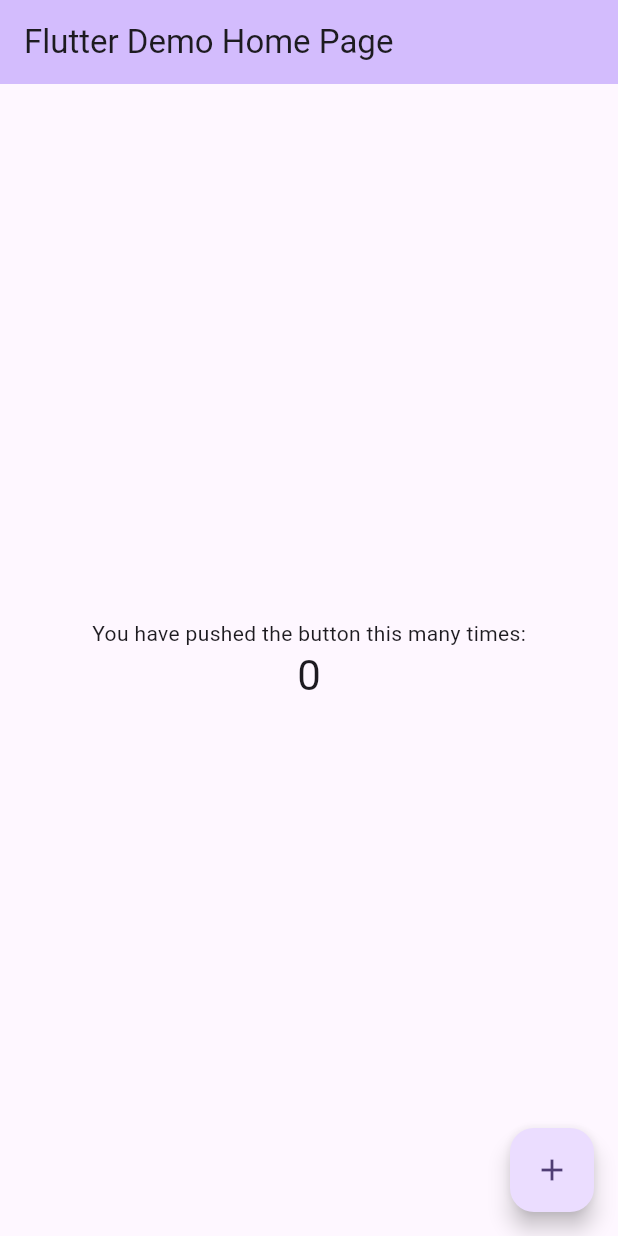
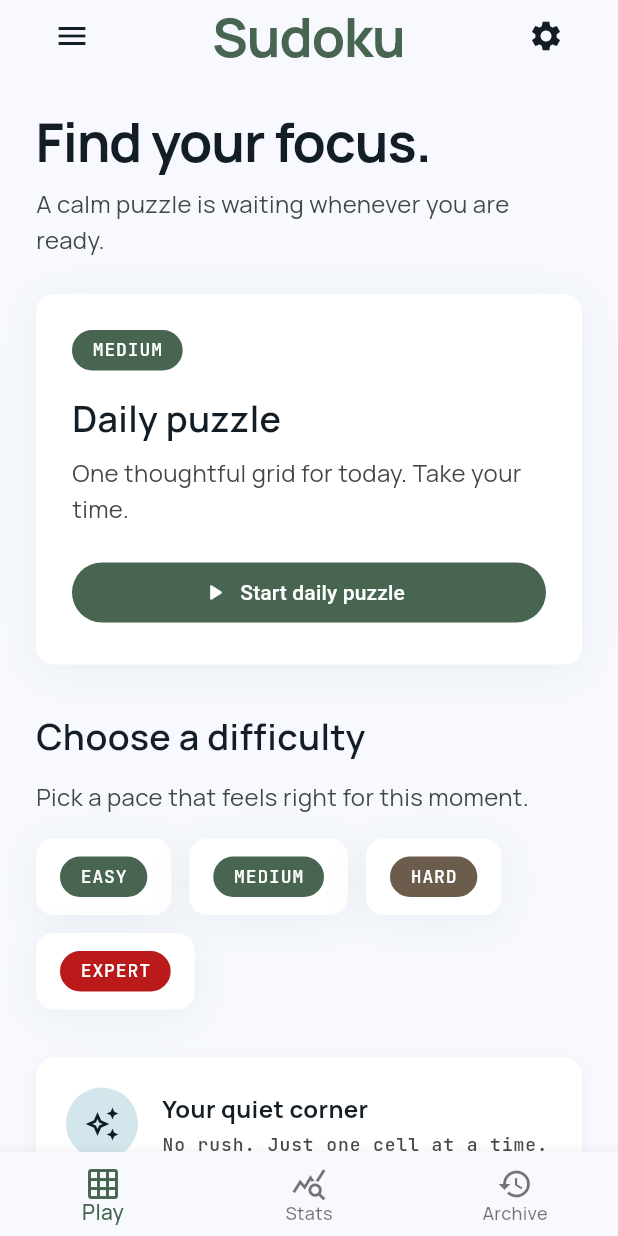
Before and after one commit to Harshit-SE/Sudoko-game, a Flutter app: the screen it shows after launch, on a phone screen of 412 x 824 dp. Run offline on Flutter 3.47's test engine with Material 3 defaults, Android fonts, the phone set to English and light mode, and no system bars; our stand-ins replace go_router, google_fonts.

Commit message:
feat: implement phase 4 UI

```diff
--- a/lib/core/navigation/app_router.dart
+++ b/lib/core/navigation/app_router.dart
@@ -1,5 +1,7 @@
 import 'package:flutter/material.dart';
 import 'package:go_router/go_router.dart';
+
+import '../../features/play/presentation/main_menu_screen.dart';
 
 // Global navigator keys for routing hierarchy
 final GlobalKey<NavigatorState> _rootNavigatorKey = GlobalKey<NavigatorState>(debugLabel: 'root');
@@ -41,9 +43,7 @@ final goRouter = GoRouter(
           routes: [
             GoRoute(
               path: '/',
-              builder: (context, state) => const Scaffold(
-                body: Center(child: Text('Main Menu Screen - Phase 3')),
-              ),
+              builder: (context, state) => const MainMenuScreen(),
             ),
           ],
         ),
--- a/lib/core/theme/app_shadows.dart
+++ b/lib/core/theme/app_shadows.dart
@@ -4,7 +4,7 @@ abstract class AppShadows {
   // Brand Shadows (Primary Green Tinted)
   static final List<BoxShadow> zenShadow = [
     BoxShadow(
-      color: const Color(0xFF476550).withOpacity(0.08),
+      color: const Color(0xFF476550).withValues(alpha: 0.08),
       offset: const Offset(0, 4),
       blurRadius: 24,
     ),
@@ -12,7 +12,7 @@ abstract class AppShadows {
 
   static final List<BoxShadow> zenShadowHover = [
     BoxShadow(
-      color: const Color(0xFF476550).withOpacity(0.12),
+      color: const Color(0xFF476550).withValues(alpha: 0.12),
       offset: const Offset(0, 8),
       blurRadius: 32,
     ),
@@ -21,12 +21,12 @@ abstract class AppShadows {
   // Neutral Shadows
   static final List<BoxShadow> zenCard = [
     BoxShadow(
-      color: const Color(0xFF131D25).withOpacity(0.03),
+      color: const Color(0xFF131D25).withValues(alpha: 0.03),
       offset: const Offset(0, 4),
       blurRadius: 12,
     ),
     BoxShadow(
-      color: const Color(0xFF131D25).withOpacity(0.02),
+      color: const Color(0xFF131D25).withValues(alpha: 0.02),
       offset: const Offset(0, 1),
       blurRadius: 3,
     ),
@@ -34,12 +34,12 @@ abstract class AppShadows {
 
   static final List<BoxShadow> zenCardHover = [
     BoxShadow(
-      color: const Color(0xFF131D25).withOpacity(0.05),
+      color: const Color(0xFF131D25).withValues(alpha: 0.05),
       offset: const Offset(0, 8),
       blurRadius: 24,
     ),
     BoxShadow(
-      color: const Color(0xFF131D25).withOpacity(0.03),
+      color: const Color(0xFF131D25).withValues(alpha: 0.03),
       offset: const Offset(0, 2),
       blurRadius: 6,
     ),
@@ -48,7 +48,7 @@ abstract class AppShadows {
   // Component Specific
   static final List<BoxShadow> bottomNav = [
     BoxShadow(
-      color: Colors.black.withOpacity(0.05),
+      color: Colors.black.withValues(alpha: 0.05),
       offset: const Offset(0, -4),
       blurRadius: 12,
     ),
@@ -56,7 +56,7 @@ abstract class AppShadows {
 
   static final List<BoxShadow> modal = [
     BoxShadow(
-      color: Colors.black.withOpacity(0.08),
+      color: Colors.black.withValues(alpha: 0.08),
       offset: const Offset(0, 4),
       blurRadius: 24,
     ),
--- a/lib/core/widgets/glass_modal.dart
+++ b/lib/core/widgets/glass_modal.dart
@@ -22,7 +22,7 @@ class GlassModal extends StatelessWidget {
           child: BackdropFilter(
             filter: ImageFilter.blur(sigmaX: 8.0, sigmaY: 8.0),
             child: Container(
-              color: AppColors.background.withOpacity(0.4),
+              color: AppColors.background.withValues(alpha: 0.4),
             ),
           ),
         ),
--- a/lib/core/widgets/sudoku_cell.dart
+++ b/lib/core/widgets/sudoku_cell.dart
@@ -33,7 +33,6 @@ class SudokuCell extends StatelessWidget {
       case CellHighlightState.error:
         return AppColors.errorContainer;
       case CellHighlightState.none:
-      default:
         return AppColors.surfaceContainerLowest;
     }
   }
--- /dev/null
+++ b/lib/features/play/presentation/main_menu_screen.dart
@@ -0,0 +1,154 @@
+import 'package:flutter/material.dart';
+
+import '../../../core/theme/app_colors.dart';
+import '../../../core/theme/app_spacing.dart';
+import '../../../core/theme/app_typography.dart';
+import '../../../core/widgets/app_top_bar.dart';
+import '../../../core/widgets/difficulty_chip.dart';
+import '../../../core/widgets/zen_card.dart';
+
+class MainMenuScreen extends StatelessWidget {
+  const MainMenuScreen({super.key});
+
+  @override
+  Widget build(BuildContext context) {
+    return Scaffold(
+      appBar: const AppTopBar(
+        title: 'Sudoku',
+        onMenuTap: _doNothing,
+        onSettingsTap: _doNothing,
+      ),
+      body: SafeArea(
+        top: false,
+        child: SingleChildScrollView(
+          padding: const EdgeInsets.all(AppSpacing.containerPadding),
+          child: Center(
+            child: ConstrainedBox(
+              constraints: const BoxConstraints(maxWidth: 640),
+              child: Column(
+                crossAxisAlignment: CrossAxisAlignment.start,
+                children: [
+                  Text('Find your focus.', style: AppTypography.textTheme.displayMedium),
+                  const SizedBox(height: AppSpacing.p8),
+                  Text(
+                    'A calm puzzle is waiting whenever you are ready.',
+                    style: AppTypography.textTheme.bodySmall?.copyWith(
+                      color: AppColors.onSurfaceVariant,
+                    ),
+                  ),
+                  const SizedBox(height: AppSpacing.p24),
+                  ZenCard(
+                    padding: const EdgeInsets.all(AppSpacing.p24),
+                    child: Column(
+                      crossAxisAlignment: CrossAxisAlignment.start,
+                      children: [
+                        const DifficultyChip(difficulty: SudokuDifficulty.medium),
+                        const SizedBox(height: AppSpacing.p16),
+                        Text('Daily puzzle', style: AppTypography.textTheme.headlineMedium),
+                        const SizedBox(height: AppSpacing.p8),
+                        Text(
+                          'One thoughtful grid for today. Take your time.',
+                          style: AppTypography.textTheme.bodySmall?.copyWith(
+                            color: AppColors.onSurfaceVariant,
+                          ),
+                        ),
+                        const SizedBox(height: AppSpacing.p20),
+                        SizedBox(
+                          width: double.infinity,
+                          child: FilledButton.icon(
+                            onPressed: _doNothing,
+                            icon: const Icon(Icons.play_arrow_rounded),
+                            label: const Text('Start daily puzzle'),
+                          ),
+                        ),
+                      ],
+                    ),
+                  ),
+                  const SizedBox(height: AppSpacing.p32),
+                  Text(
+                    'Choose a difficulty',
+                    style: AppTypography.textTheme.headlineMedium,
+                  ),
+                  const SizedBox(height: AppSpacing.p12),
+                  Text(
+                    'Pick a pace that feels right for this moment.',
+                    style: AppTypography.textTheme.bodySmall?.copyWith(
+                      color: AppColors.onSurfaceVariant,
+                    ),
+                  ),
+                  const SizedBox(height: AppSpacing.p16),
+                  Wrap(
+                    spacing: AppSpacing.p12,
+                    runSpacing: AppSpacing.p12,
+                    children: SudokuDifficulty.values
+                        .map((difficulty) => _DifficultyOption(difficulty: difficulty))
+                        .toList(),
+                  ),
+                  const SizedBox(height: AppSpacing.p32),
+                  ZenCard(
+                    style: ZenCardStyle.neutral,
+                    padding: const EdgeInsets.all(AppSpacing.p20),
+                    child: Row(
+                      children: [
+                        Container(
+                          width: AppSpacing.touchTarget,
+                          height: AppSpacing.touchTarget,
+                          decoration: const BoxDecoration(
+                            color: AppColors.secondaryContainer,
+                            shape: BoxShape.circle,
+                          ),
+                          child: const Icon(
+                            Icons.auto_awesome_outlined,
+                            color: AppColors.onSecondaryFixed,
+                          ),
+                        ),
+                        const SizedBox(width: AppSpacing.p16),
+                        Expanded(
+                          child: Column(
+                            crossAxisAlignment: CrossAxisAlignment.start,
+                            children: [
+                              Text(
+                                'Your quiet corner',
+                                style: AppTypography.textTheme.bodySmall?.copyWith(
+                                  fontWeight: FontWeight.w700,
+                                ),
+                              ),
+                              const SizedBox(height: AppSpacing.p4),
+                              Text(
+                                'No rush. Just one cell at a time.',
+                                style: AppTypography.textTheme.labelSmall,
+                              ),
+                            ],
+                          ),
+                        ),
+                      ],
+                    ),
+                  ),
+                ],
+              ),
+            ),
+          ),
+        ),
+      ),
+    );
+  }
+
+  static void _doNothing() {}
+}
+
+class _DifficultyOption extends StatelessWidget {
+  final SudokuDifficulty difficulty;
+
+  const _DifficultyOption({required this.difficulty});
+
+  @override
+  Widget build(BuildContext context) {
+    return ZenCard(
+      padding: const EdgeInsets.symmetric(
+        horizontal: AppSpacing.p16,
+        vertical: AppSpacing.p12,
+      ),
+      child: DifficultyChip(difficulty: difficulty),
+    );
+  }
+}
--- a/lib/main.dart
+++ b/lib/main.dart
@@ -1,4 +1,7 @@
 import 'package:flutter/material.dart';
+
+import 'core/navigation/app_router.dart';
+import 'core/theme/app_theme.dart';
 
 void main() {
   runApp(const MyApp());
@@ -7,116 +10,12 @@ void main() {
 class MyApp extends StatelessWidget {
   const MyApp({super.key});
 
-  // This widget is the root of your application.
   @override
   Widget build(BuildContext context) {
-    return MaterialApp(
-      title: 'Flutter Demo',
-      theme: ThemeData(
-        // This is the theme of your application.
-        //
-        // TRY THIS: Try running your application with "flutter run". You'll see
-        // the application has a purple toolbar. Then, without quitting the app,
-        // try changing the seedColor in the colorScheme below to Colors.green
-        // and then invoke "hot reload" (save your changes or press the "hot
-        // reload" button in a Flutter-supported IDE, or press "r" if you used
-        // the command line to start the app).
-        //
-        // Notice that the counter didn't reset back to zero; the application
-        // state is not lost during the reload. To reset the state, use hot
-        // restart instead.
-        //
-        // This works for code too, not just values: Most code changes can be
-        // tested with just a hot reload.
-        colorScheme: .fromSeed(seedColor: Colors.deepPurple),
-      ),
-      home: const MyHomePage(title: 'Flutter Demo Home Page'),
+    return MaterialApp.router(
+      title: 'Sudoku',
+      theme: AppTheme.lightTheme,
+      routerConfig: goRouter,
     );
   }
 }
-
-class MyHomePage extends StatefulWidget {
-  const MyHomePage({super.key, required this.title});
-
-  // This widget is the home page of your application. It is stateful, meaning
-  // that it has a State object (defined below) that contains fields that affect
-  // how it looks.
-
-  // This class is the configuration for the state. It holds the values (in this
-  // case the title) provided by the parent (in this case the App widget) and
-  // used by the build method of the State. Fields in a Widget subclass are
-  // always marked "final".
-
-  final String title;
-
-  @override
-  State<MyHomePage> createState() => _MyHomePageState();
-}
-
-class _MyHomePageState extends State<MyHomePage> {
-  int _counter = 0;
-
-  void _incrementCounter() {
-    setState(() {
-      // This call to setState tells the Flutter framework that something has
-      // changed in this State, which causes it to rerun the build method below
-      // so that the display can reflect the updated values. If we changed
-      // _counter without calling setState(), then the build method would not be
-      // called again, and so nothing would appear to happen.
-      _counter++;
-    });
-  }
-
-  @override
-  Widget build(BuildContext context) {
-    // This method is rerun every time setState is called, for instance as done
-    // by the _incrementCounter method above.
-    //
-    // The Flutter framework has been optimized to make rerunning build methods
-    // fast, so that you can just rebuild anything that needs updating rather
-    // than having to individually change instances of widgets.
-    return Scaffold(
-      appBar: AppBar(
-        // TRY THIS: Try changing the color here to a specific color (to
-        // Colors.amber, perhaps?) and trigger a hot reload to see the AppBar
-        // change color while the other colors stay the same.
-        backgroundColor: Theme.of(context).colorScheme.inversePrimary,
-        // Here we take the value from the MyHomePage object that was created by
-        // the App.build method, and use it to set our appbar title.
-        title: Text(widget.title),
-      ),
-      body: Center(
-        // Center is a layout widget. It takes a single child and positions it
-        // in the middle of the parent.
-        child: Column(
-          // Column is also a layout widget. It takes a list of children and
-          // arranges them vertically. By default, it sizes itself to fit its
-          // children horizontally, and tries to be as tall as its parent.
-          //
-          // Column has various properties to control how it sizes itself and
-          // how it positions its children. Here we use mainAxisAlignment to
-          // center the children vertically; the main axis here is the vertical
-          // axis because Columns are vertical (the cross axis would be
-          // horizontal).
-          //
-          // TRY THIS: Invoke "debug painting" (choose the "Toggle Debug Paint"
-          // action in the IDE, or press "p" in the console), to see the
-          // wireframe for each widget.
-          mainAxisAlignment: .center,
-          children: [
-            const Text('You have pushed the button this many times:'),
-            Text(
-              '$_counter',
-              style: Theme.of(context).textTheme.headlineMedium,
-            ),
-          ],
-        ),
-      ),
-      floatingActionButton: FloatingActionButton(
-        onPressed: _incrementCounter,
-        tooltip: 'Increment',
-        child: const Icon(Icons.add),
-      ),
-    );
-  }
-}
```
